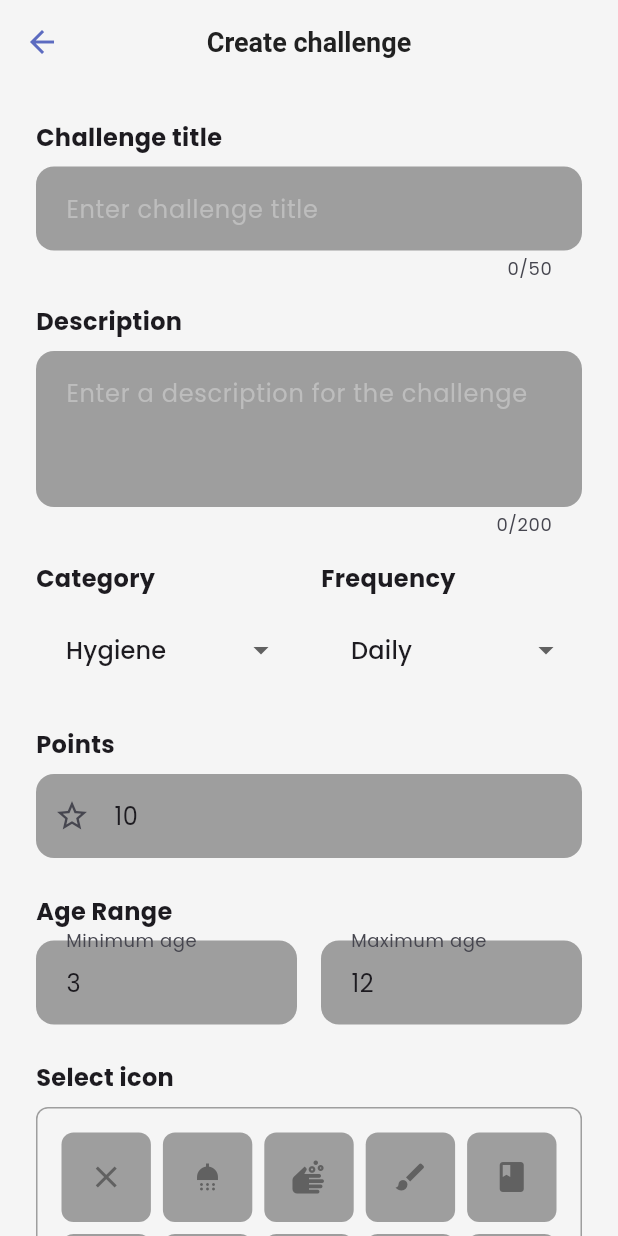
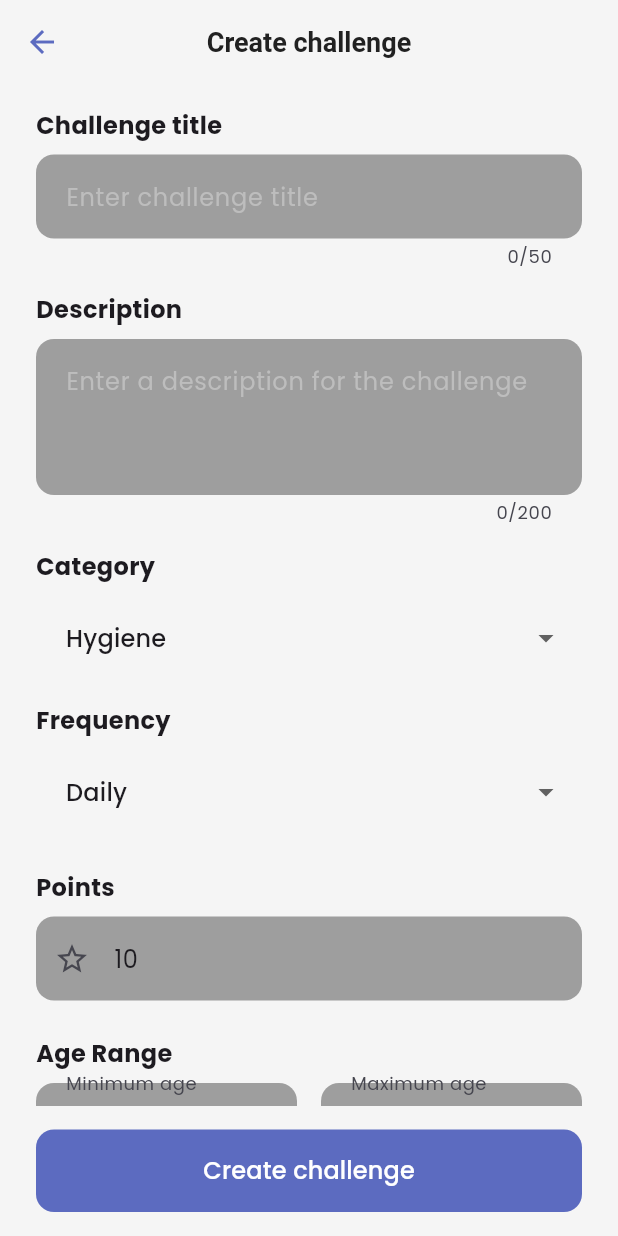
Before and after one commit to oarjones/kidsdo, a Flutter app: the CreateEditChallengePage screen opened by its route, on a phone screen of 412 x 824 dp. Run offline on Flutter 3.47's test engine with Material 3 defaults, Android fonts, the phone set to English and light mode, and no system bars; our stand-ins replace cached_network_image, cloud_firestore, dartz, equatable, firebase_auth, firebase_core and 7 more; missing offline and left inert: firebase_app_check; accounts and stored records are empty.

Commit message:
feat: Refactor challenge creation/editing UI for improved layout and usability

```diff
--- a/lib/presentation/pages/challenges/active_challenges_page.dart
+++ b/lib/presentation/pages/challenges/active_challenges_page.dart
@@ -62,7 +62,8 @@ class _ActiveChallengesPageState extends State<ActiveChallengesPage> {
           ),
         ],
       ),
-      body: Column(
+      body: SafeArea(
+        child: Column(
           children: [
             // Sección de filtros
             _buildFilterSection(),
@@ -161,6 +162,7 @@ class _ActiveChallengesPageState extends State<ActiveChallengesPage> {
               }),
             ),
           ],
+        ),
       ),
       floatingActionButton: FloatingActionButton(
         onPressed: () {
--- a/lib/presentation/pages/challenges/create_edit_challenge_page.dart
+++ b/lib/presentation/pages/challenges/create_edit_challenge_page.dart
@@ -47,12 +47,20 @@ class CreateEditChallengePage extends GetView<ChallengeController> {
             ),
         ],
       ),
-      body: SingleChildScrollView(
-        padding: const EdgeInsets.all(AppDimensions.lg),
+      body: SafeArea(
+        child: Padding(
+          padding: const EdgeInsets.symmetric(horizontal: AppDimensions.lg),
+          child: Column(
+            children: [
+              // Contenido con scroll
+              Expanded(
+                child: SingleChildScrollView(
                   child: Form(
                     child: Column(
                       crossAxisAlignment: CrossAxisAlignment.start,
                       children: [
+                        const SizedBox(height: AppDimensions.md),
+
                         // Título
                         Text(
                           TrKeys.challengeTitle.tr,
@@ -98,13 +106,7 @@ class CreateEditChallengePage extends GetView<ChallengeController> {
                         ),
                         const SizedBox(height: AppDimensions.md),
 
-              // Categoría y Frecuencia en fila
-              Row(
-                children: [
-                  Expanded(
-                    child: Column(
-                      crossAxisAlignment: CrossAxisAlignment.start,
-                      children: [
+                        // Categoría (ahora en columna en lugar de fila)
                         Text(
                           TrKeys.category.tr,
                           style: const TextStyle(
@@ -132,14 +134,9 @@ class CreateEditChallengePage extends GetView<ChallengeController> {
                                 fillColor: Color(0xFFF5F5F5),
                               ),
                             )),
-                      ],
-                    ),
-                  ),
-                  const SizedBox(width: AppDimensions.md),
-                  Expanded(
-                    child: Column(
-                      crossAxisAlignment: CrossAxisAlignment.start,
-                      children: [
+                        const SizedBox(height: AppDimensions.md),
+
+                        // Frecuencia (ahora debajo de categoría)
                         Text(
                           TrKeys.frequency.tr,
                           style: const TextStyle(
@@ -167,11 +164,6 @@ class CreateEditChallengePage extends GetView<ChallengeController> {
                                 fillColor: Color(0xFFF5F5F5),
                               ),
                             )),
-                      ],
-                    ),
-                  ),
-                ],
-              ),
                         const SizedBox(height: AppDimensions.lg),
 
                         // Puntos
@@ -209,8 +201,8 @@ class CreateEditChallengePage extends GetView<ChallengeController> {
                           children: [
                             Expanded(
                               child: TextFormField(
-                      initialValue:
-                          controller.selectedAgeRange['min'].toString(),
+                                initialValue: controller.selectedAgeRange['min']
+                                    .toString(),
                                 decoration: InputDecoration(
                                   labelText: TrKeys.minAge.tr,
                                   border: const OutlineInputBorder(),
@@ -227,8 +219,8 @@ class CreateEditChallengePage extends GetView<ChallengeController> {
                             const SizedBox(width: AppDimensions.md),
                             Expanded(
                               child: TextFormField(
-                      initialValue:
-                          controller.selectedAgeRange['max'].toString(),
+                                initialValue: controller.selectedAgeRange['max']
+                                    .toString(),
                                 decoration: InputDecoration(
                                   labelText: TrKeys.maxAge.tr,
                                   border: const OutlineInputBorder(),
@@ -283,17 +275,19 @@ class CreateEditChallengePage extends GetView<ChallengeController> {
                                 padding: const EdgeInsets.all(AppDimensions.md),
                                 decoration: BoxDecoration(
                                   color: Colors.red.withValues(alpha: 50),
-                        borderRadius:
-                            BorderRadius.circular(AppDimensions.borderRadiusMd),
+                                  borderRadius: BorderRadius.circular(
+                                      AppDimensions.borderRadiusMd),
                                 ),
                                 child: Row(
                                   children: [
-                          const Icon(Icons.error_outline, color: Colors.red),
+                                    const Icon(Icons.error_outline,
+                                        color: Colors.red),
                                     const SizedBox(width: AppDimensions.sm),
                                     Expanded(
                                       child: Text(
                                         controller.errorMessage.value,
-                              style: const TextStyle(color: Colors.red),
+                                        style:
+                                            const TextStyle(color: Colors.red),
                                       ),
                                     ),
                                   ],
@@ -301,10 +295,18 @@ class CreateEditChallengePage extends GetView<ChallengeController> {
                               )
                             : const SizedBox.shrink()),
 
-              const SizedBox(height: AppDimensions.lg),
+                        // Añadir espacio adicional al final para evitar que el contenido sea cortado
+                        const SizedBox(height: AppDimensions.xl),
+                      ],
+                    ),
+                  ),
+                ),
+              ),
 
-              // Botón de guardar
-              SizedBox(
+              // Botón de guardar (fuera del scroll, siempre visible al final)
+              Padding(
+                padding: const EdgeInsets.symmetric(vertical: AppDimensions.md),
+                child: SizedBox(
                   width: double.infinity,
                   child: Obx(() => ElevatedButton(
                         onPressed: controller.isCreatingChallenge.value ||
@@ -326,7 +328,8 @@ class CreateEditChallengePage extends GetView<ChallengeController> {
                             ? const SizedBox(
                                 width: 24,
                                 height: 24,
-                              child: CircularProgressIndicator(strokeWidth: 2),
+                                child:
+                                    CircularProgressIndicator(strokeWidth: 2),
                               )
                             : Text(
                                 isEditing
@@ -336,6 +339,7 @@ class CreateEditChallengePage extends GetView<ChallengeController> {
                                     fontSize: AppDimensions.fontMd),
                               ),
                       )),
+                ),
               ),
             ],
           ),
```
Lines whose indentation alone changed are shown as unchanged.
